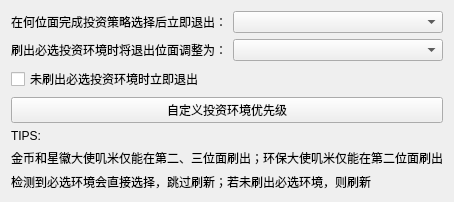
Before: the Qt Designer form core/currency/ui/settings.ui in qlx3264/Simulated_Scepter, drawn with Qt 5.
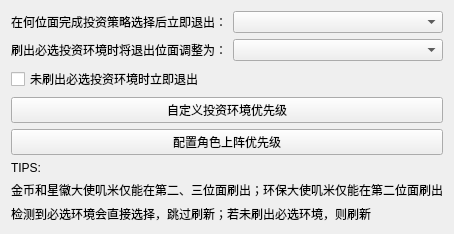
After: the same form once the commit is applied.

Commit message: feat(currency): choice roles

```diff
--- a/core/currency/ui/settings.ui
+++ b/core/currency/ui/settings.ui
@@ -41,6 +41,13 @@
      </property>
     </widget>
    </item>
+   <item>
+    <widget class="QPushButton" name="Currency_deployment_settings_btn">
+     <property name="text">
+      <string>配置角色上阵优先级</string>
+     </property>
+    </widget>
+   </item>
    <item>
     <widget class="QLabel" name="Currency_settings_label">
      <property name="text">
```
The commit also changes 10 other files.
